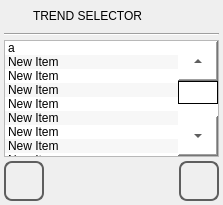
This is qt_library/ATCMsystem/item_selector.ui in MECTsrl/mect_plugins as Qt 5 draws it before an edit. The edited form follows.
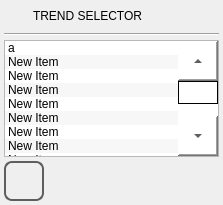
This is the edited form. Icons and pictures are not drawn.

Diff of the .ui file:
```diff
--- a/qt_library/ATCMsystem/item_selector.ui
+++ b/qt_library/ATCMsystem/item_selector.ui
@@ -278,54 +278,6 @@
        </property>
       </spacer>
      </item>
-     <item>
-      <widget class="QPushButton" name="pushButtonView">
-       <property name="sizePolicy">
-        <sizepolicy hsizetype="Minimum" vsizetype="Fixed">
-         <horstretch>60</horstretch>
-         <verstretch>60</verstretch>
-        </sizepolicy>
-       </property>
-       <property name="minimumSize">
-        <size>
-         <width>40</width>
-         <height>40</height>
-        </size>
-       </property>
-       <property name="maximumSize">
-        <size>
-         <width>40</width>
-         <height>40</height>
-        </size>
-       </property>
-       <property name="focusPolicy">
-        <enum>Qt::NoFocus</enum>
-       </property>
-       <property name="styleSheet">
-        <string notr="true">QPushButton
-{
-border: 2px solid  rgb(94, 94, 94);
-border-radius: 8px;
-qproperty-icon: url(:/systemicons/img/Display.png);
-qproperty-iconSize: 24px 24px;
-qproperty-focusPolicy: NoFocus;
-}
-QPushButton:pressed
-{
-border: 2px solid  rgb(194, 194, 194);
-background-color:  rgb(255, 255, 127);
-}
-QPushButton:disabled
-{
-border: 2px solid  rgb(194, 194, 194);
-}
-</string>
-       </property>
-       <property name="text">
-        <string/>
-       </property>
-      </widget>
-     </item>
     </layout>
    </item>
   </layout>
```
